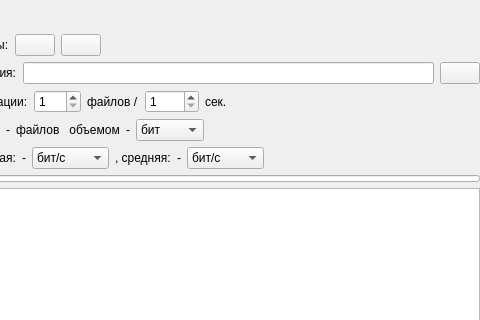
First picture: the form in widget.ui, repository FeZar97/Traffic-Generator, before the edit; both pictures show x 105 to 585 and y 0 to 320 of the 1162 by 661 pixel window.
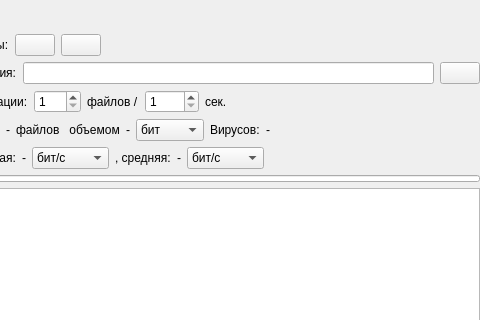
Second picture: the form after the edit. Icons and pictures are not drawn.

Commit message: added counter of virus

The edit to the form file:
```diff
--- a/widget.ui
+++ b/widget.ui
@@ -292,6 +292,20 @@
         </item>
        </widget>
       </item>
+      <item>
+       <widget class="QLabel" name="virusNbLabel">
+        <property name="text">
+         <string>Вирусов:</string>
+        </property>
+       </widget>
+      </item>
+      <item>
+       <widget class="QLabel" name="virusNbInfoLabel">
+        <property name="text">
+         <string>-</string>
+        </property>
+       </widget>
+      </item>
       <item>
        <spacer name="horizontalSpacer_7">
         <property name="orientation">
```
The commit also changes 2 other files.
